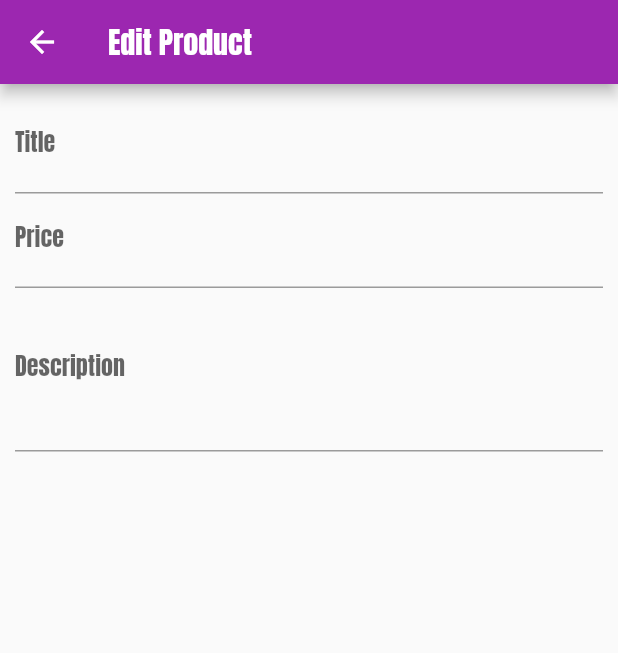
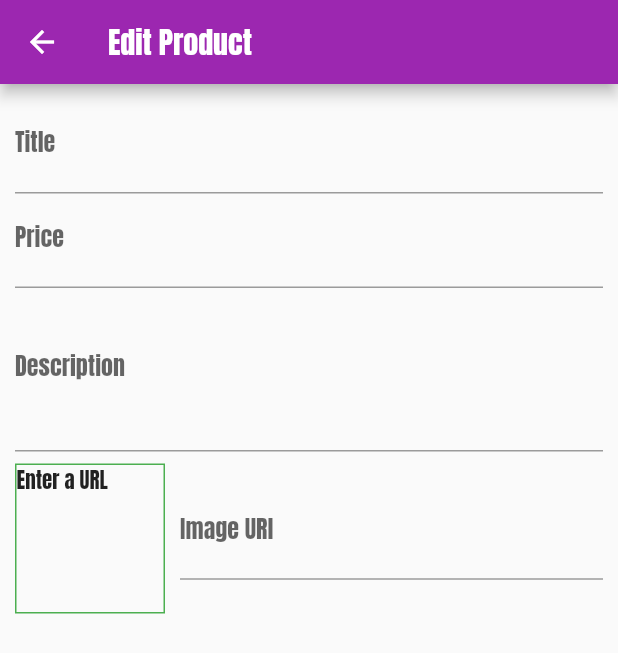
Before and after one commit to khoir-roni/shop-app, a Flutter app: the EditProductScreen screen opened by its route, on a phone screen of 412 x 824 dp. Shown: the top 653 px of the screen. Run offline on Flutter 3.47's test engine with Material 2 defaults, Android fonts, the phone set to English and light mode, and no system bars; network calls fail.

Commit message:
image input & priview v 1

```diff
--- a/lib/screens/edit_product_screen.dart
+++ b/lib/screens/edit_product_screen.dart
@@ -9,12 +9,31 @@ class EditProductScreen extends StatefulWidget {
 class _EditProductScreenState extends State<EditProductScreen> {
   final _priceFocusNode = FocusNode();
   final _descriptionFocusNode = FocusNode();
+  final _imageUrlController = TextEditingController();
+  final _imageUrlFocusNode = FocusNode();
+
+  @override
+  void initState() {
+    // TODO: implement initState
+    _imageUrlFocusNode.addListener(_updateImageUrl);
+    super.initState();
+  }
+
   @override
   void dispose() {
     // TODO: implement dispose
+    _imageUrlFocusNode.removeListener(_updateImageUrl);
     _priceFocusNode.dispose();
     _descriptionFocusNode.dispose();
+    _imageUrlController.dispose();
+    _imageUrlFocusNode.dispose();
     super.dispose();
+  }
+
+  void _updateImageUrl() {
+    if (!_imageUrlFocusNode.hasFocus) {
+      setState(() {});
+    }
   }
 
   @override
@@ -49,6 +68,43 @@ class _EditProductScreenState extends State<EditProductScreen> {
                 keyboardType: TextInputType.multiline,
                 focusNode: _descriptionFocusNode,
               ),
+              Row(
+                children: [
+                  Container(
+                    height: 100,
+                    width: 100,
+                    margin: EdgeInsets.only(top: 8, right: 10),
+                    decoration: BoxDecoration(
+                      border: Border.all(
+                        width: 1,
+                        color: Colors.green,
+                      ),
+                    ),
+                    child: _imageUrlController.text.isEmpty
+                        ? Text('Enter a URL')
+                        : FittedBox(
+                            child: Image.network(
+                              _imageUrlController.text,
+                              fit: BoxFit.cover,
+                            ),
+                          ),
+                  ),
+                  Expanded(
+                    child: TextFormField(
+                      decoration: InputDecoration(labelText: 'Image URl'),
+                      keyboardType: TextInputType.url,
+                      textInputAction: TextInputAction.done,
+                      controller: _imageUrlController,
+                      focusNode: _imageUrlFocusNode,
+                      // onEditingComplete: () {
+                      //   setState(() {
+
+                      //   });
+                      // },
+                    ),
+                  )
+                ],
+              )
             ],
           ),
         ),
```
